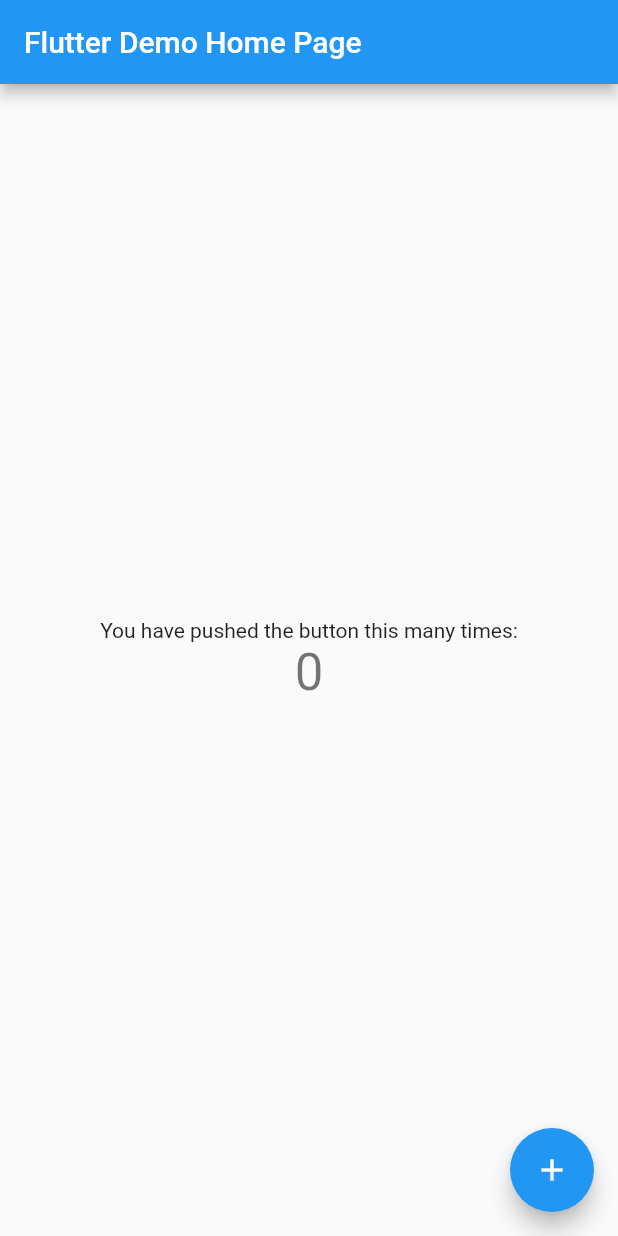
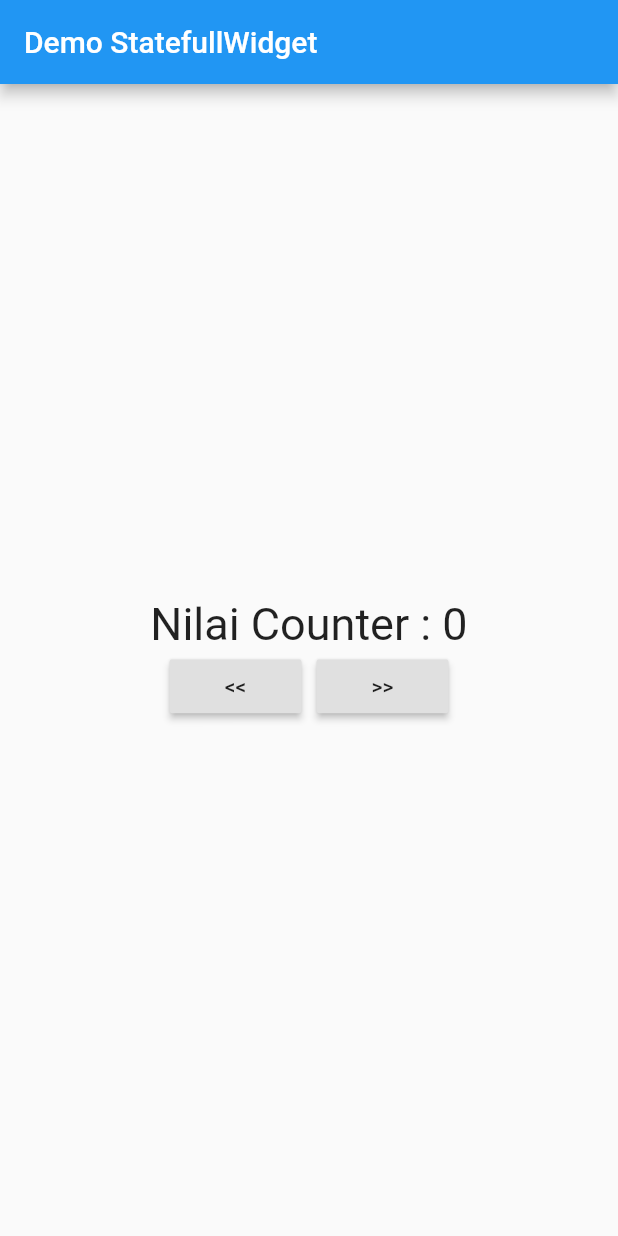
Before and after one commit to thisWandiPratama/FLUTTER, a Flutter app: the screen it shows after launch, on a phone screen of 412 x 824 dp. Run offline on Flutter 3.47's test engine with Material 2 defaults, Android fonts, the phone set to English and light mode, and no system bars.

Commit message:
StatefulWidget

```diff
--- a/BAB  9/ui_v1/lib/main.dart
+++ b/BAB  9/ui_v1/lib/main.dart
@@ -5,113 +5,60 @@ void main() {
 }
 
 class MyApp extends StatelessWidget {
-  // This widget is the root of your application.
   @override
   Widget build(BuildContext context) {
     return MaterialApp(
-      title: 'Flutter Demo',
-      theme: ThemeData(
-        // This is the theme of your application.
-        //
-        // Try running your application with "flutter run". You'll see the
-        // application has a blue toolbar. Then, without quitting the app, try
-        // changing the primarySwatch below to Colors.green and then invoke
-        // "hot reload" (press "r" in the console where you ran "flutter run",
-        // or simply save your changes to "hot reload" in a Flutter IDE).
-        // Notice that the counter didn't reset back to zero; the application
-        // is not restarted.
-        primarySwatch: Colors.blue,
-        // This makes the visual density adapt to the platform that you run
-        // the app on. For desktop platforms, the controls will be smaller and
-        // closer together (more dense) than on mobile platforms.
-        visualDensity: VisualDensity.adaptivePlatformDensity,
-      ),
-      home: MyHomePage(title: 'Flutter Demo Home Page'),
+      title: 'Demo Flutter',
+      theme: ThemeData(primarySwatch: Colors.blue),
+      home: Home(),
     );
   }
 }
 
-class MyHomePage extends StatefulWidget {
-  MyHomePage({Key key, this.title}) : super(key: key);
-
-  // This widget is the home page of your application. It is stateful, meaning
-  // that it has a State object (defined below) that contains fields that affect
-  // how it looks.
-
-  // This class is the configuration for the state. It holds the values (in this
-  // case the title) provided by the parent (in this case the App widget) and
-  // used by the build method of the State. Fields in a Widget subclass are
-  // always marked "final".
-
-  final String title;
-
+class Home extends StatefulWidget {
   @override
-  _MyHomePageState createState() => _MyHomePageState();
+  HomeState createState() => HomeState();
 }
 
-class _MyHomePageState extends State<MyHomePage> {
-  int _counter = 0;
+class HomeState extends State<Home> {
+  int counter = 0;
 
-  void _incrementCounter() {
+  void incrementCounter() {
     setState(() {
-      // This call to setState tells the Flutter framework that something has
-      // changed in this State, which causes it to rerun the build method below
-      // so that the display can reflect the updated values. If we changed
-      // _counter without calling setState(), then the build method would not be
-      // called again, and so nothing would appear to happen.
-      _counter++;
+      counter++;
+    });
+  }
+
+  void decrementCounter() {
+    setState(() {
+      counter--;
     });
   }
 
   @override
   Widget build(BuildContext context) {
-    // This method is rerun every time setState is called, for instance as done
-    // by the _incrementCounter method above.
-    //
-    // The Flutter framework has been optimized to make rerunning build methods
-    // fast, so that you can just rebuild anything that needs updating rather
-    // than having to individually change instances of widgets.
     return Scaffold(
       appBar: AppBar(
-        // Here we take the value from the MyHomePage object that was created by
-        // the App.build method, and use it to set our appbar title.
-        title: Text(widget.title),
+        title: Text('Demo StatefullWidget'),
       ),
       body: Center(
-        // Center is a layout widget. It takes a single child and positions it
-        // in the middle of the parent.
         child: Column(
-          // Column is also a layout widget. It takes a list of children and
-          // arranges them vertically. By default, it sizes itself to fit its
-          // children horizontally, and tries to be as tall as its parent.
-          //
-          // Invoke "debug painting" (press "p" in the console, choose the
-          // "Toggle Debug Paint" action from the Flutter Inspector in Android
-          // Studio, or the "Toggle Debug Paint" command in Visual Studio Code)
-          // to see the wireframe for each widget.
-          //
-          // Column has various properties to control how it sizes itself and
-          // how it positions its children. Here we use mainAxisAlignment to
-          // center the children vertically; the main axis here is the vertical
-          // axis because Columns are vertical (the cross axis would be
-          // horizontal).
           mainAxisAlignment: MainAxisAlignment.center,
           children: <Widget>[
-            Text(
-              'You have pushed the button this many times:',
-            ),
-            Text(
-              '$_counter',
-              style: Theme.of(context).textTheme.headline4,
-            ),
+            Text('Nilai Counter : $counter', style: TextStyle(fontSize: 30.0)),
+            Row(
+              mainAxisAlignment: MainAxisAlignment.center,
+              children: <Widget>[
+                RaisedButton(child: Text('<<'), onPressed: decrementCounter),
+                Container(
+                  width: 10.0,
+                ),
+                RaisedButton(child: Text('>>'), onPressed: incrementCounter)
+              ],
+            )
           ],
         ),
       ),
-      floatingActionButton: FloatingActionButton(
-        onPressed: _incrementCounter,
-        tooltip: 'Increment',
-        child: Icon(Icons.add),
-      ), // This trailing comma makes auto-formatting nicer for build methods.
     );
   }
 }
```
